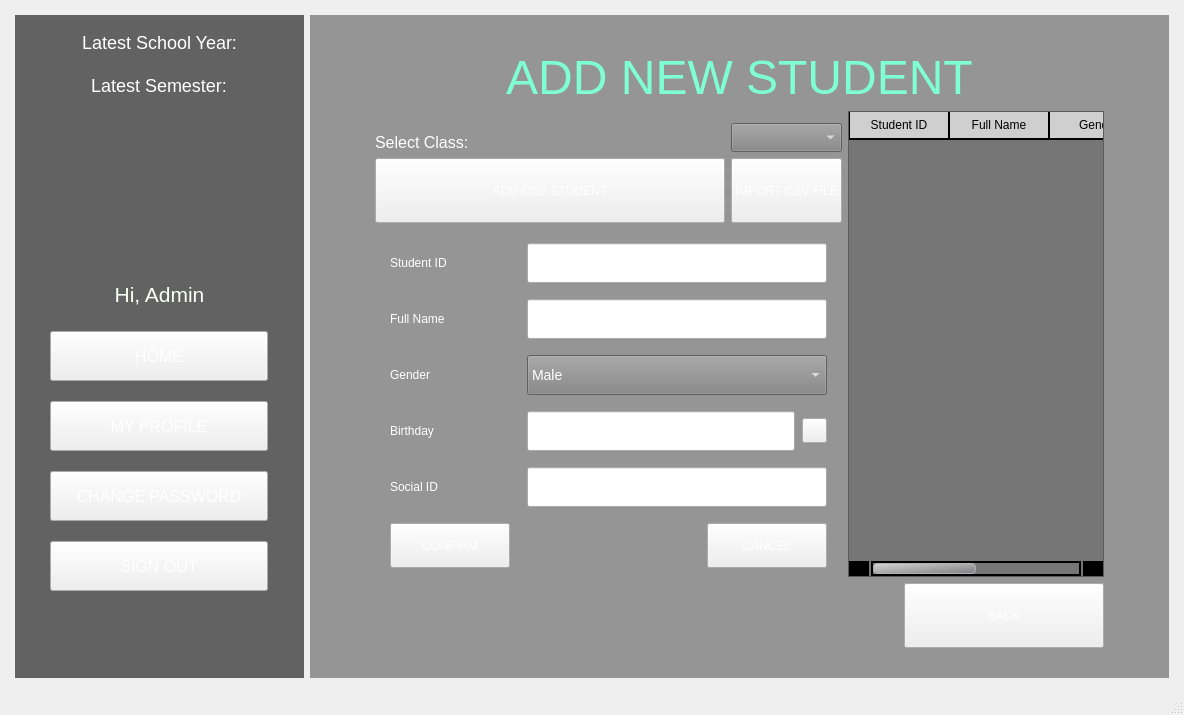
Above: StudentManagementSystem/mainwindow.ui from BuhDuy256/Student-Management-GROUP6-KTLT-23CLC03 before the change. Below: the same form after it.
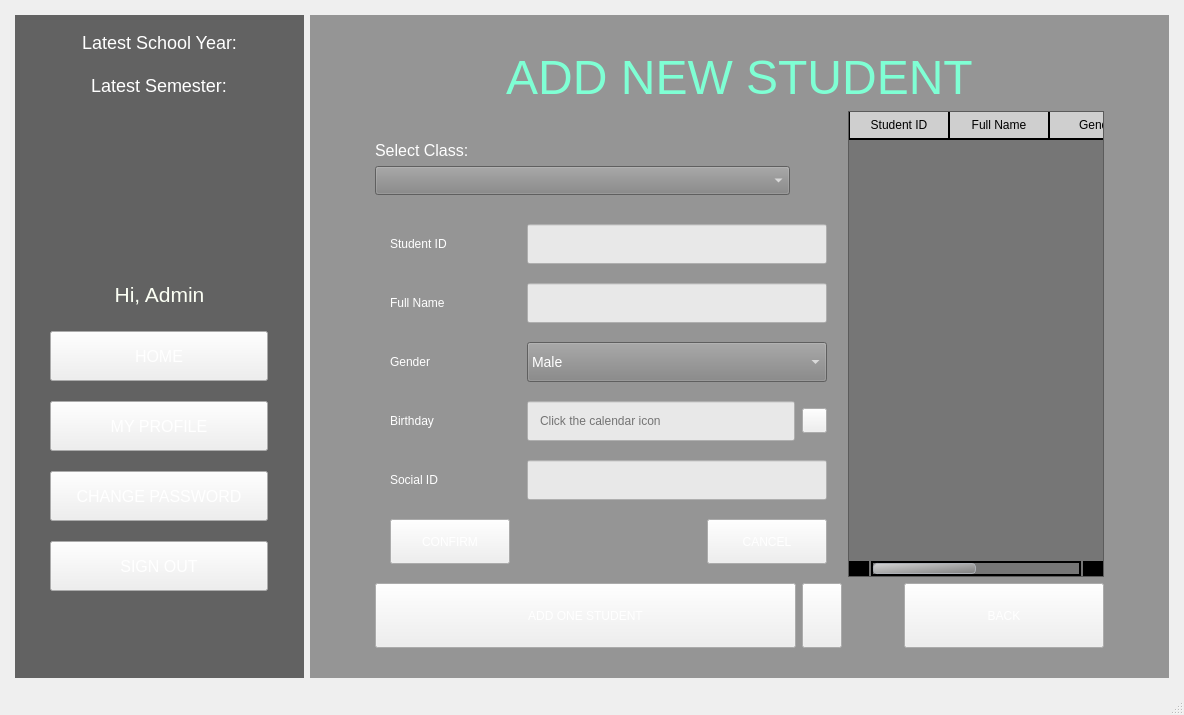
That is the form after the change. The open tabs and pages were chosen to show the change. Icons and pictures are not drawn.

The edit to the form file:
```diff
--- a/StudentManagementSystem/mainwindow.ui
+++ b/StudentManagementSystem/mainwindow.ui
@@ -3560,39 +3560,7 @@
             <property name="bottomMargin">
              <number>30</number>
             </property>
-            <item row="5" column="0">
-             <widget class="QPushButton" name="button_addOne">
-              <property name="minimumSize">
-               <size>
-                <width>0</width>
-                <height>65</height>
-               </size>
-              </property>
-              <property name="text">
-               <string>ADD ONE STUDENT</string>
-              </property>
-             </widget>
-            </item>
-            <item row="7" column="2" alignment="Qt::AlignRight">
-             <widget class="QPushButton" name="button_back_9">
-              <property name="minimumSize">
-               <size>
-                <width>200</width>
-                <height>65</height>
-               </size>
-              </property>
-              <property name="maximumSize">
-               <size>
-                <width>200</width>
-                <height>65</height>
-               </size>
-              </property>
-              <property name="text">
-               <string>BACK</string>
-              </property>
-             </widget>
-            </item>
-            <item row="0" column="0" colspan="3">
+            <item row="0" column="0" colspan="5">
              <widget class="QLabel" name="lb_addNewStudent">
               <property name="font">
                <font>
@@ -3610,152 +3578,26 @@
               </property>
              </widget>
             </item>
-            <item row="3" column="1" rowspan="2">
-             <widget class="QComboBox" name="box_selectClass">
-              <property name="font">
-               <font>
-                <pointsize>-1</pointsize>
-               </font>
-              </property>
-              <property name="styleSheet">
-               <string notr="true">font-size: 18px;
-border-image: url(:/background/button.png);
-background-color: rgb(133, 133, 133);
-color: white;</string>
-              </property>
-             </widget>
-            </item>
-            <item row="1" column="2" rowspan="6">
-             <widget class="QTableWidget" name="tableWidget_2">
-              <property name="styleSheet">
-               <string notr="true">QTableWidget::item {
-	background-color: rgba(118, 118, 118,200);
-	color: #000000;
-	color: white;
-	border: 2px solid #000000;
-}
-
-QHeaderView::section {
-	background-color: rgba(198, 198, 198,200);
-	color: #000000;
-	padding: 4px;
-	border-style: none;
-	border-bottom: 2px solid #000000;
-	border-right: 1px solid #000000;
-	border-left: 1px solid #000000; 
-}
-
-QTableWidget {
-	background-color: rgb(118, 118, 118);
-	gridline-color: rgb(198, 198, 198);
-}
-
-QScrollBar:horizontal {
-        border: 2px solid black;
-        background-color: rgb(118, 118, 118);
-        height: 15px;
-        margin: 0 22px 0 22px;
-    }
-    QScrollBar::handle:horizontal {
-	   background: qlineargradient(x1:0, y1:0, x2:1, y2:1, stop:0 #D3D3D3, stop:1 #808080);
-        border: 1px solid #adb0b6;
-        border-radius: 4px;
-        min-width: 20px;
-    }
-    QScrollBar::add-line:horizontal {
-        background: black;
-        width: 20px;
-        subcontrol-position: right;
-        subcontrol-origin: margin;
-    }
-    QScrollBar::sub-line:horizontal {
-        background: black;
-        width: 20px;
-        subcontrol-position: left;
-        subcontrol-origin: margin;
-    }
-
-QScrollBar:vertical {
-    border: 2px solid black;
-    background-color: rgb(118, 118, 118);
-    width: 15px;
-    margin: 22px 0 22px 0;
-}
-QScrollBar::handle:vertical {
-    background: qlineargradient(x1:0, y1:0, x2:0, y2:1, stop:0 #D3D3D3, stop:1 #808080);
-    border: 1px solid #adb0b6;
-    border-radius: 4px;
-    min-height: 20px;
-}
-QScrollBar::add-line:vertical {
-    background: black;
-    height: 20px;
-    subcontrol-position: bottom;
-    subcontrol-origin: margin;
-}
-QScrollBar::sub-line:vertical {
-    background: black;
-    height: 20px;
-    subcontrol-position: top;
-    subcontrol-origin: margin;
-}
-
-
-
-</string>
-              </property>
-              <column>
-               <property name="text">
-                <string>Student ID</string>
-               </property>
-              </column>
-              <column>
-               <property name="text">
-                <string>Full Name</string>
-               </property>
-              </column>
-              <column>
-               <property name="text">
-                <string>Gender</string>
-               </property>
-              </column>
-              <column>
-               <property name="text">
-                <string>Social ID</string>
-               </property>
-              </column>
-             </widget>
-            </item>
-            <item row="4" column="0" alignment="Qt::AlignLeft">
-             <widget class="QLabel" name="lb_selectClass">
-              <property name="font">
-               <font>
-                <pointsize>12</pointsize>
-               </font>
-              </property>
-              <property name="styleSheet">
-               <string notr="true">color:white;
-</string>
-              </property>
-              <property name="text">
-               <string>Select Class:</string>
-              </property>
-             </widget>
-            </item>
-            <item row="5" column="1">
-             <widget class="QPushButton" name="button_import">
+            <item row="10" column="4" alignment="Qt::AlignRight">
+             <widget class="QPushButton" name="button_back_9">
               <property name="minimumSize">
                <size>
-                <width>0</width>
+                <width>200</width>
+                <height>65</height>
+               </size>
+              </property>
+              <property name="maximumSize">
+               <size>
+                <width>200</width>
                 <height>65</height>
                </size>
               </property>
               <property name="text">
-               <string>IMPORT CSV FILE</string>
+               <string>BACK</string>
               </property>
              </widget>
             </item>
-            <item row="6" column="0" colspan="2">
+            <item row="9" column="0" colspan="4">
              <widget class="QStackedWidget" name="stackedWidget_4">
               <property name="styleSheet">
                <string notr="true">QLabel{
@@ -3782,48 +3624,84 @@
                 <property name="spacing">
                  <number>7</number>
                 </property>
-                <item row="0" column="0">
+                <item row="6" column="0" colspan="2">
+                 <widget class="QPushButton" name="button_confirm_5">
+                  <property name="minimumSize">
+                   <size>
+                    <width>120</width>
+                    <height>45</height>
+                   </size>
+                  </property>
+                  <property name="maximumSize">
+                   <size>
+                    <width>120</width>
+                    <height>16777215</height>
+                   </size>
+                  </property>
+                  <property name="text">
+                   <string>CONFIRM</string>
+                  </property>
+                 </widget>
+                </item>
+                <item row="1" column="0">
                  <widget class="QLabel" name="lb_addStuID">
                   <property name="text">
                    <string>Student ID</string>
                   </property>
                  </widget>
                 </item>
-                <item row="0" column="1" colspan="3">
-                 <widget class="QLineEdit" name="txt_addID">
-                  <property name="minimumSize">
-                   <size>
-                    <width>0</width>
-                    <height>40</height>
-                   </size>
-                  </property>
-                 </widget>
-                </item>
-                <item row="1" column="0">
+                <item row="2" column="0">
                  <widget class="QLabel" name="lb_addName">
                   <property name="text">
                    <string>Full Name</string>
                   </property>
                  </widget>
                 </item>
-                <item row="1" column="1" colspan="3">
-                 <widget class="QLineEdit" name="txt_addName">
-                  <property name="minimumSize">
-                   <size>
-                    <width>0</width>
-                    <height>40</height>
-                   </size>
-                  </property>
-                 </widget>
-                </item>
-                <item row="2" column="0">
+                <item row="3" column="0">
                  <widget class="QLabel" name="lb_addGender">
                   <property name="text">
                    <string>Gender</string>
                   </property>
                  </widget>
                 </item>
+                <item row="4" column="0">
+                 <widget class="QLabel" name="lb_addBirthday">
+                  <property name="text">
+                   <string>Birthday</string>
+                  </property>
+                 </widget>
+                </item>
+                <item row="1" column="1" colspan="3">
+                 <widget class="QLineEdit" name="txt_addID">
+                  <property name="minimumSize">
+                   <size>
+                    <width>0</width>
+                    <height>40</height>
+                   </size>
+                  </property>
+                  <property name="styleSheet">
+                   <string notr="true">color: #000000;
+background-color: rgba(255,255,255,200);
+padding: 10px;</string>
+                  </property>
+                 </widget>
+                </item>
                 <item row="2" column="1" colspan="3">
+                 <widget class="QLineEdit" name="txt_addName">
+                  <property name="minimumSize">
+                   <size>
+                    <width>0</width>
+                    <height>40</height>
+                   </size>
+                  </property>
+                  <property name="styleSheet">
+                   <string notr="true">color: #000000;
+background-color: rgba(255,255,255,200);
+padding: 10px;</string>
+                  </property>
+                 </widget>
+                </item>
+                <item row="3" column="1" colspan="3">
                  <widget class="QComboBox" name="box_addGender">
                   <property name="minimumSize">
                    <size>
@@ -3849,14 +3727,70 @@
                   </item>
                  </widget>
                 </item>
-                <item row="3" column="0">
-                 <widget class="QLabel" name="lb_addBirthday">
+                <item row="6" column="2" colspan="2" alignment="Qt::AlignRight">
+                 <widget class="QPushButton" name="button_cancel">
+                  <property name="minimumSize">
+                   <size>
+                    <width>120</width>
+                    <height>45</height>
+                   </size>
+                  </property>
+                  <property name="maximumSize">
+                   <size>
+                    <width>120</width>
+                    <height>16777215</height>
+                   </size>
+                  </property>
                   <property name="text">
-                   <string>Birthday</string>
+                   <string>CANCEL</string>
                   </property>
                  </widget>
                 </item>
-                <item row="3" column="1" colspan="2">
+                <item row="5" column="1" colspan="3">
+                 <widget class="QLineEdit" name="txt_addSocialID">
+                  <property name="minimumSize">
+                   <size>
+                    <width>0</width>
+                    <height>40</height>
+                   </size>
+                  </property>
+                  <property name="styleSheet">
+                   <string notr="true">color: #000000;
+background-color: rgba(255,255,255,200);
+padding: 10px;</string>
+                  </property>
+                 </widget>
+                </item>
+                <item row="5" column="0">
+                 <widget class="QLabel" name="lb_addSocialID">
+                  <property name="text">
+                   <string>Social ID</string>
+                  </property>
+                 </widget>
+                </item>
+                <item row="4" column="3">
+                 <widget class="QPushButton" name="button_openCalendar">
+                  <property name="minimumSize">
+                   <size>
+                    <width>25</width>
+                    <height>25</height>
+                   </size>
+                  </property>
+                  <property name="maximumSize">
+                   <size>
+                    <width>25</width>
+                    <height>25</height>
+                   </size>
+                  </property>
+                  <property name="styleSheet">
+                   <string notr="true">border-image: url(:/background/calendar.png)</string>
+                  </property>
+                  <property name="text">
+                   <string/>
+                  </property>
+                 </widget>
+                </item>
+                <item row="4" column="1" colspan="2">
                  <widget class="QLineEdit" name="txt_addBirthday">
                   <property name="minimumSize">
                    <size>
@@ -3864,85 +3798,16 @@
                     <height>40</height>
                    </size>
                   </property>
+                  <property name="styleSheet">
+                   <string notr="true">color: #000000;
+background-color: rgba(255,255,255,200);
+padding: 10px;</string>
+                  </property>
                   <property name="readOnly">
                    <bool>true</bool>
                   </property>
-                 </widget>
-                </item>
-                <item row="3" column="3">
-                 <widget class="QPushButton" name="button_openCalendar">
-                  <property name="minimumSize">
-                   <size>
-                    <width>25</width>
-                    <height>25</height>
-                   </size>
-                  </property>
-                  <property name="maximumSize">
-                   <size>
-                    <width>25</width>
-                    <height>25</height>
-                   </size>
-                  </property>
-                  <property name="styleSheet">
-                   <string notr="true">border-image: url(:/background/right_arrow.png);</string>
-                  </property>
-                  <property name="text">
-                   <string/>
-                  </property>
-                 </widget>
-                </item>
-                <item row="4" column="0">
-                 <widget class="QLabel" name="lb_addSocialID">
-                  <property name="text">
-                   <string>Social ID</string>
-                  </property>
-                 </widget>
-                </item>
-                <item row="4" column="1" colspan="3">
-                 <widget class="QLineEdit" name="txt_addSocialID">
-                  <property name="minimumSize">
-                   <size>
-                    <width>0</width>
-                    <height>40</height>
-                   </size>
-                  </property>
-                 </widget>
-                </item>
-                <item row="5" column="0" colspan="2">
-                 <widget class="QPushButton" name="button_confirm_5">
-                  <property name="minimumSize">
-                   <size>
-                    <width>120</width>
-                    <height>45</height>
-                   </size>
-                  </property>
-                  <property name="maximumSize">
-                   <size>
-                    <width>120</width>
-                    <height>16777215</height>
-                   </size>
-                  </property>
-                  <property name="text">
-                   <string>CONFIRM</string>
-                  </property>
-                 </widget>
-                </item>
-                <item row="5" column="2" colspan="2" alignment="Qt::AlignRight">
-                 <widget class="QPushButton" name="button_cancel">
-                  <property name="minimumSize">
-                   <size>
-                    <width>120</width>
-                    <height>45</height>
-                   </size>
-                  </property>
-                  <property name="maximumSize">
-                   <size>
-                    <width>120</width>
-                    <height>16777215</height>
-                   </size>
-                  </property>
-                  <property name="text">
-                   <string>CANCEL</string>
+                  <property name="placeholderText">
+                   <string>Click the calendar icon</string>
                   </property>
                  </widget>
                 </item>
@@ -4119,6 +3984,192 @@
               </widget>
              </widget>
             </item>
+            <item row="1" column="4" rowspan="9">
+             <widget class="QTableWidget" name="tableWidget_2">
+              <property name="styleSheet">
+               <string notr="true">QTableWidget::item {
+	background-color: rgba(118, 118, 118,200);
+	color: #000000;
+	color: white;
+	border: 2px solid #000000;
+}
+
+QHeaderView::section {
+	background-color: rgba(198, 198, 198,200);
+	color: #000000;
+	padding: 4px;
+	border-style: none;
+	border-bottom: 2px solid #000000;
+	border-right: 1px solid #000000;
+	border-left: 1px solid #000000; 
+}
+
+QTableWidget {
+	background-color: rgb(118, 118, 118);
+	gridline-color: rgb(198, 198, 198);
+}
+
+QScrollBar:horizontal {
+        border: 2px solid black;
+        background-color: rgb(118, 118, 118);
+        height: 15px;
+        margin: 0 22px 0 22px;
+    }
+    QScrollBar::handle:horizontal {
+	   background: qlineargradient(x1:0, y1:0, x2:1, y2:1, stop:0 #D3D3D3, stop:1 #808080);
+        border: 1px solid #adb0b6;
+        border-radius: 4px;
+        min-width: 20px;
+    }
+    QScrollBar::add-line:horizontal {
+        background: black;
+        width: 20px;
+        subcontrol-position: right;
+        subcontrol-origin: margin;
+    }
+    QScrollBar::sub-line:horizontal {
+        background: black;
+        width: 20px;
+        subcontrol-position: left;
+        subcontrol-origin: margin;
+    }
+
+QScrollBar:vertical {
+    border: 2px solid black;
+    background-color: rgb(118, 118, 118);
+    width: 15px;
+    margin: 22px 0 22px 0;
+}
+QScrollBar::handle:vertical {
+    background: qlineargradient(x1:0, y1:0, x2:0, y2:1, stop:0 #D3D3D3, stop:1 #808080);
+    border: 1px solid #adb0b6;
+    border-radius: 4px;
+    min-height: 20px;
+}
+QScrollBar::add-line:vertical {
+    background: black;
+    height: 20px;
+    subcontrol-position: bottom;
+    subcontrol-origin: margin;
+}
+QScrollBar::sub-line:vertical {
+    background: black;
+    height: 20px;
+    subcontrol-position: top;
+    subcontrol-origin: margin;
+}
+
+
+
+</string>
+              </property>
+              <property name="editTriggers">
+               <set>QAbstractItemView::NoEditTriggers</set>
+              </property>
+              <property name="sortingEnabled">
+               <bool>true</bool>
+              </property>
+              <column>
+               <property name="text">
+                <string>Student ID</string>
+               </property>
+              </column>
+              <column>
+               <property name="text">
+                <string>Full Name</string>
+               </property>
+              </column>
+              <column>
+               <property name="text">
+                <string>Gender</string>
+               </property>
+              </column>
+              <column>
+               <property name="text">
+                <string>Social ID</string>
+               </property>
+              </column>
+             </widget>
+            </item>
+            <item row="6" column="0">
+             <widget class="QLabel" name="lb_selectClass">
+              <property name="font">
+               <font>
+                <pointsize>12</pointsize>
+               </font>
+              </property>
+              <property name="styleSheet">
+               <string notr="true">color:white;
+</string>
+              </property>
+              <property name="text">
+               <string>Select Class:</string>
+              </property>
+             </widget>
+            </item>
+            <item row="7" column="0">
+             <widget class="QComboBox" name="box_selectClass">
+              <property name="sizePolicy">
+               <sizepolicy hsizetype="Preferred" vsizetype="Fixed">
+                <horstretch>0</horstretch>
+                <verstretch>0</verstretch>
+               </sizepolicy>
+              </property>
+              <property name="font">
+               <font>
+                <pointsize>-1</pointsize>
+               </font>
+              </property>
+              <property name="styleSheet">
+               <string notr="true">font-size: 18px;
+border-image: url(:/background/button.png);
+background-color: rgb(133, 133, 133);
+color: white;</string>
+              </property>
+             </widget>
+            </item>
+            <item row="10" column="2" colspan="2">
+             <widget class="QPushButton" name="button_import">
+              <property name="sizePolicy">
+               <sizepolicy hsizetype="Fixed" vsizetype="Fixed">
+                <horstretch>0</horstretch>
+                <verstretch>0</verstretch>
+               </sizepolicy>
+              </property>
+              <property name="minimumSize">
+               <size>
+                <width>0</width>
+                <height>65</height>
+               </size>
+              </property>
+              <property name="styleSheet">
+               <string notr="true">border-image: url(:/background/File.png) 0 0 0 0 stretch stretch;
+</string>
+              </property>
+              <property name="text">
+               <string/>
+              </property>
+             </widget>
+            </item>
+            <item row="10" column="0" colspan="2">
+             <widget class="QPushButton" name="button_addOne">
+              <property name="sizePolicy">
+               <sizepolicy hsizetype="Minimum" vsizetype="Fixed">
+                <horstretch>0</horstretch>
+                <verstretch>0</verstretch>
+               </sizepolicy>
+              </property>
+              <property name="minimumSize">
+               <size>
+                <width>0</width>
+                <height>65</height>
+               </size>
+              </property>
+              <property name="text">
+               <string>ADD ONE STUDENT</string>
+              </property>
+             </widget>
+            </item>
            </layout>
           </widget>
           <widget class="QWidget" name="AdAllClasses">
```
Left out of the diff: 15 changed lines with no effect on the pictures.
